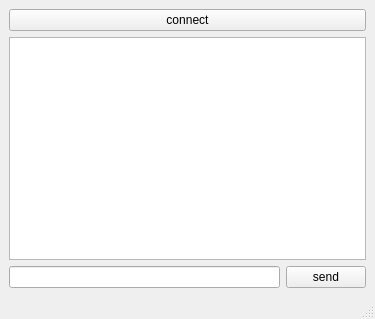
Qt form mainwindow.ui (prachpv/TCPClient) before a commit.
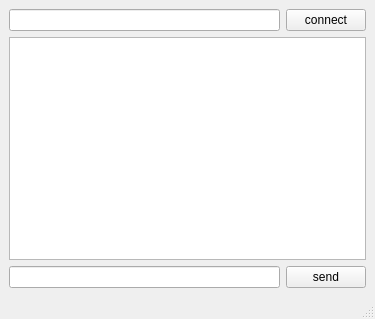
The same form after that commit.

```diff
--- a/mainwindow.ui
+++ b/mainwindow.ui
@@ -18,11 +18,18 @@
     <item>
      <layout class="QVBoxLayout" name="verticalLayout">
       <item>
+       <layout class="QHBoxLayout" name="horizontalLayout_2">
+        <item>
+         <widget class="QLineEdit" name="lineEdit_host"/>
+        </item>
+        <item>
        <widget class="QPushButton" name="connect">
         <property name="text">
          <string>connect</string>
         </property>
        </widget>
+        </item>
+       </layout>
       </item>
       <item>
        <widget class="QTextBrowser" name="textBrowser"/>
```
Lines whose indentation alone changed are shown as unchanged.
